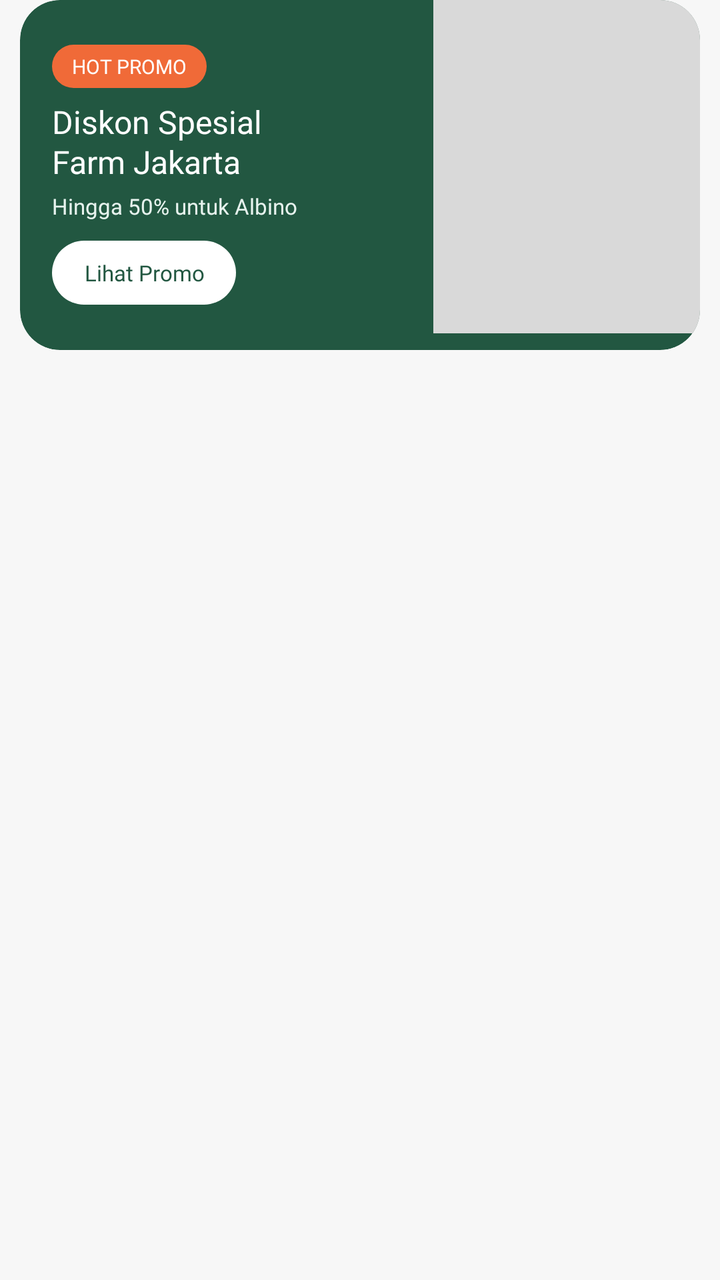
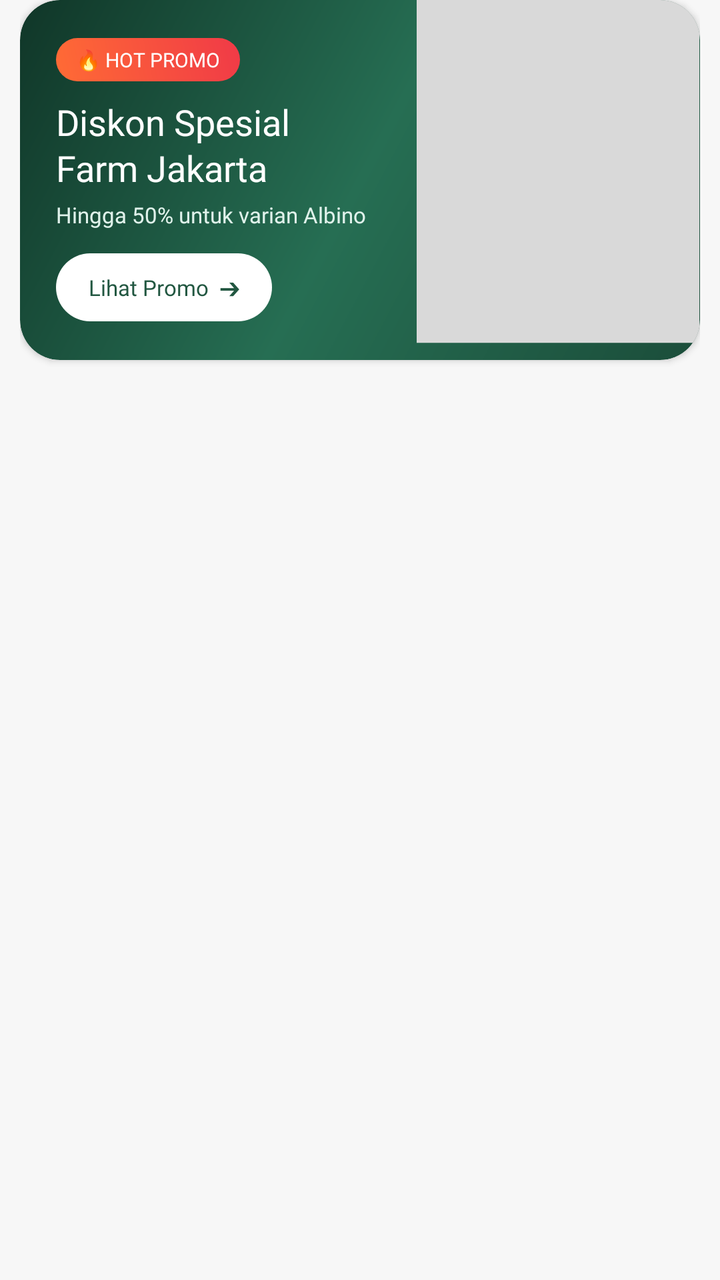

The first picture is an Android layout as it rendered before a commit; the second is the same layout after the commit. The layout source and the unified diff follow.
<!-- AndroidManifest.xml: application theme Theme.GuppyMarketIDN -->
<!-- res/layout/best_seller.xml -->
<?xml version="1.0" encoding="utf-8"?>
<LinearLayout
    xmlns:android="http://schemas.android.com/apk/res/android"
    xmlns:app="http://schemas.android.com/apk/res-auto"
    android:layout_width="match_parent"
    android:layout_height="wrap_content"
    android:orientation="horizontal"
    android:paddingHorizontal="10dp">

    <androidx.cardview.widget.CardView
        android:layout_width="match_parent"
        android:layout_height="175dp"
        app:cardCornerRadius="20dp"
        app:cardElevation="0dp"
        app:cardBackgroundColor="@color/guppy_primary">

        <LinearLayout
            android:layout_width="match_parent"
            android:layout_height="match_parent"
            android:orientation="horizontal">

            
            <LinearLayout
                android:layout_width="0dp"
                android:layout_height="match_parent"
                android:layout_weight="1.4"
                android:orientation="vertical"
                android:padding="16dp"
                android:gravity="center_vertical">

                <TextView
                    android:layout_width="wrap_content"
                    android:layout_height="wrap_content"
                    android:background="@drawable/bg_tag_promo"
                    android:text="HOT PROMO"
                    android:textColor="@color/white"
                    android:textSize="10sp"
                    android:fontFamily="@font/inter_bold"
                    android:paddingHorizontal="10dp"
                    android:paddingVertical="4dp" />

                <TextView
                    android:layout_width="match_parent"
                    android:layout_height="wrap_content"
                    android:layout_marginTop="6dp"
                    android:text="Diskon Spesial\nFarm Jakarta"
                    android:textColor="@color/white"
                    android:textSize="16sp"
                    android:fontFamily="@font/inter_bold"
                    android:maxLines="2"
                    android:ellipsize="end"
                    android:lineSpacingExtra="1dp"/>

                <TextView
                    android:layout_width="match_parent"
                    android:layout_height="wrap_content"
                    android:layout_marginTop="4dp"
                    android:text="Hingga 50% untuk Albino"
                    android:textColor="#E7F3EE"
                    android:textSize="11sp"
                    android:maxLines="1"
                    android:ellipsize="end"
                    android:fontFamily="@font/inter_regular"/>

                <TextView
                    android:layout_width="wrap_content"
                    android:layout_height="32dp"
                    android:layout_marginTop="10dp"
                    android:background="@drawable/bg_btn_white"
                    android:text="Lihat Promo"
                    android:textColor="@color/guppy_primary"
                    android:textSize="11sp"
                    android:fontFamily="@font/inter_bold"
                    android:gravity="center"
                    android:paddingHorizontal="16dp"
                    android:clickable="true"
                    android:focusable="true"/>

            </LinearLayout>

            
            <ImageView
                android:id="@+id/imageCarouselItem"
                android:layout_width="0dp"
                android:layout_height="match_parent"
                android:layout_weight="0.9"
                android:scaleType="centerCrop"
                android:src="@drawable/bg_image_grid" />

        </LinearLayout>
    </androidx.cardview.widget.CardView>
</LinearLayout>
<!-- resources referenced by this layout -->
<resources>
  <color name="guppy_primary">#225741</color>
  <color name="white">#FFFFFFFF</color>
  <!-- drawable bg_btn_white (drawable) -->
  <?xml version="1.0" encoding="utf-8"?>
  <shape xmlns:android="http://schemas.android.com/apk/res/android">
      <solid android:color="@color/white" />
      <corners android:radius="20dp" />
  </shape>
  <!-- drawable bg_image_grid (drawable) -->
  <vector xmlns:android="http://schemas.android.com/apk/res/android"
      android:width="168dp"
      android:height="168dp"
      android:viewportWidth="168"
      android:viewportHeight="168">
    <path
        android:pathData="M9,0L159,0A5,5 0,0 1,164 5L164,155A5,5 0,0 1,159 160L9,160A5,5 0,0 1,4 155L4,5A5,5 0,0 1,9 0z"
        android:fillColor="#D9D9D9"/>
  </vector>
  <!-- drawable bg_tag_promo (drawable) -->
  <?xml version="1.0" encoding="utf-8"?>
  <shape xmlns:android="http://schemas.android.com/apk/res/android">
      <solid android:color="@color/guppy_orange" />
      <corners android:radius="12dp" />
  </shape>
  <style name="Theme.GuppyMarketIDN" parent="Base.Theme.GuppyMarketIDN" />
  <color name="guppy_orange">#F06A38</color>
  <style name="Base.Theme.GuppyMarketIDN" parent="Theme.Material3.Light.NoActionBar">
          <item name="colorPrimary">@color/guppy_primary</item>
          <item name="colorOnPrimary">@color/white</item>
          <item name="android:textColorPrimary">@color/guppy_text_black</item>
          <item name="android:textColorSecondary">@color/guppy_text_gray</item>
          <item name="android:windowBackground">@color/guppy_background</item>
      </style>
  <color name="guppy_text_black">#1C1C1C</color>
  <color name="guppy_text_gray">#757575</color>
  <color name="guppy_background">#F7F7F7</color>
</resources>

<!-- the commit's change to res/layout/best_seller.xml (unified diff, before → after) -->
@@ -9,84 +9,96 @@
 
     <androidx.cardview.widget.CardView
         android:layout_width="match_parent"
-        android:layout_height="175dp"
+        android:layout_height="180dp"
         app:cardCornerRadius="20dp"
-        app:cardElevation="0dp"
-        app:cardBackgroundColor="@color/guppy_primary">
+        app:cardElevation="2dp"
+        app:cardPreventCornerOverlap="false">
 
-        <LinearLayout
+        <FrameLayout
             android:layout_width="match_parent"
             android:layout_height="match_parent"
-            android:orientation="horizontal">
+            android:background="@drawable/bg_promo_gradient">
 
-            
             <LinearLayout
-                android:layout_width="0dp"
+                android:layout_width="match_parent"
                 android:layout_height="match_parent"
-                android:layout_weight="1.4"
-                android:orientation="vertical"
-                android:padding="16dp"
-                android:gravity="center_vertical">
+                android:orientation="horizontal">
 
-                <TextView
-                    android:layout_width="wrap_content"
-                    android:layout_height="wrap_content"
-                    android:background="@drawable/bg_tag_promo"
-                    android:text="HOT PROMO"
-                    android:textColor="@color/white"
-                    android:textSize="10sp"
-                    android:fontFamily="@font/inter_bold"
-                    android:paddingHorizontal="10dp"
-                    android:paddingVertical="4dp" />
+                
+                <LinearLayout
+                    android:layout_width="0dp"
+                    android:layout_height="match_parent"
+                    android:layout_weight="1.4"
+                    android:orientation="vertical"
+                    android:padding="18dp"
+                    android:gravity="center_vertical">
 
-                <TextView
-                    android:layout_width="match_parent"
-                    android:layout_height="wrap_content"
-                    android:layout_marginTop="6dp"
-                    android:text="Diskon Spesial\nFarm Jakarta"
-                    android:textColor="@color/white"
-                    android:textSize="16sp"
-                    android:fontFamily="@font/inter_bold"
-                    android:maxLines="2"
-                    android:ellipsize="end"
-                    android:lineSpacingExtra="1dp"/>
+                    <TextView
+                        android:layout_width="wrap_content"
+                        android:layout_height="wrap_content"
+                        android:background="@drawable/bg_tag_hot_promo"
+                        android:text="🔥 HOT PROMO"
+                        android:textColor="@color/white"
+                        android:textSize="10sp"
+                        android:fontFamily="@font/inter_bold"
+                        android:paddingHorizontal="10dp"
+                        android:paddingVertical="4dp" />
 
-                <TextView
-                    android:layout_width="match_parent"
-                    android:layout_height="wrap_content"
-                    android:layout_marginTop="4dp"
-                    android:text="Hingga 50% untuk Albino"
-                    android:textColor="#E7F3EE"
-                    android:textSize="11sp"
-                    android:maxLines="1"
-                    android:ellipsize="end"
-                    android:fontFamily="@font/inter_regular"/>
+                    <TextView
+                        android:layout_width="match_parent"
+                        android:layout_height="wrap_content"
+                        android:layout_marginTop="8dp"
+                        android:text="Diskon Spesial\nFarm Jakarta"
+                        android:textColor="@color/white"
+                        android:textSize="18sp"
+                        android:fontFamily="@font/inter_bold"
+                        android:maxLines="2"
+                        android:ellipsize="end"
+                        android:lineSpacingExtra="2dp"/>
 
-                <TextView
-                    android:layout_width="wrap_content"
-                    android:layout_height="32dp"
-                    android:layout_marginTop="10dp"
-                    android:background="@drawable/bg_btn_white"
-                    android:text="Lihat Promo"
-                    android:textColor="@color/guppy_primary"
-                    android:textSize="11sp"
-                    android:fontFamily="@font/inter_bold"
-                    android:gravity="center"
-                    android:paddingHorizontal="16dp"
-                    android:clickable="true"
-                    android:focusable="true"/>
+                    <TextView
+                        android:layout_width="match_parent"
+                        android:layout_height="wrap_content"
+                        android:layout_marginTop="4dp"
+                        android:text="Hingga 50% untuk varian Albino"
+                        android:textColor="#E0F2EB"
+                        android:textSize="11sp"
+                        android:maxLines="1"
+                        android:ellipsize="end"
+                        android:fontFamily="@font/inter_medium"/>
+
+                    <TextView
+                        android:layout_width="wrap_content"
+                        android:layout_height="34dp"
+                        android:layout_marginTop="12dp"
+                        android:background="@drawable/bg_btn_promo_white"
+                        android:text="Lihat Promo  ➔"
+                        android:textColor="@color/guppy_primary"
+                        android:textSize="11sp"
+                        android:fontFamily="@font/inter_bold"
+                        android:gravity="center"
+                        android:paddingHorizontal="16dp"
+                        android:clickable="true"
+                        android:focusable="true"/>
+
+                </LinearLayout>
+
+                
+                <FrameLayout
+                    android:layout_width="0dp"
+                    android:layout_height="match_parent"
+                    android:layout_weight="1">
+
+                    <ImageView
+                        android:id="@+id/imageCarouselItem"
+                        android:layout_width="match_parent"
+                        android:layout_height="match_parent"
+                        android:scaleType="centerCrop"
+                        android:src="@drawable/bg_image_grid" />
+
+                </FrameLayout>
 
             </LinearLayout>
-
-            
-            <ImageView
-                android:id="@+id/imageCarouselItem"
-                android:layout_width="0dp"
-                android:layout_height="match_parent"
-                android:layout_weight="0.9"
-                android:scaleType="centerCrop"
-                android:src="@drawable/bg_image_grid" />
-
-        </LinearLayout>
+        </FrameLayout>
     </androidx.cardview.widget.CardView>
 </LinearLayout>
<!-- resource entries referenced after the edit -->
@@ -2,7 +2,7 @@
 <resources>
   <color name="guppy_primary">#225741</color>
   <color name="white">#FFFFFFFF</color>
-  <!-- drawable bg_btn_white (drawable) -->
+  <!-- drawable bg_btn_promo_white (drawable) -->
   <?xml version="1.0" encoding="utf-8"?>
   <shape xmlns:android="http://schemas.android.com/apk/res/android">
       <solid android:color="@color/white" />
@@ -18,14 +18,28 @@
         android:pathData="M9,0L159,0A5,5 0,0 1,164 5L164,155A5,5 0,0 1,159 160L9,160A5,5 0,0 1,4 155L4,5A5,5 0,0 1,9 0z"
         android:fillColor="#D9D9D9"/>
   </vector>
-  <!-- drawable bg_tag_promo (drawable) -->
+  <!-- drawable bg_promo_gradient (drawable) -->
   <?xml version="1.0" encoding="utf-8"?>
   <shape xmlns:android="http://schemas.android.com/apk/res/android">
-      <solid android:color="@color/guppy_orange" />
+      <gradient
+          android:angle="135"
+          android:startColor="#1B4D3A"
+          android:centerColor="#266E53"
+          android:endColor="#103628"
+          android:type="linear" />
+      <corners android:radius="20dp" />
+  </shape>
+  <!-- drawable bg_tag_hot_promo (drawable) -->
+  <?xml version="1.0" encoding="utf-8"?>
+  <shape xmlns:android="http://schemas.android.com/apk/res/android">
+      <gradient
+          android:angle="45"
+          android:startColor="#FF6B35"
+          android:endColor="#F03A47"
+          android:type="linear" />
       <corners android:radius="12dp" />
   </shape>
   <style name="Theme.GuppyMarketIDN" parent="Base.Theme.GuppyMarketIDN" />
-  <color name="guppy_orange">#F06A38</color>
   <style name="Base.Theme.GuppyMarketIDN" parent="Theme.Material3.Light.NoActionBar">
           <item name="colorPrimary">@color/guppy_primary</item>
           <item name="colorOnPrimary">@color/white</item>
